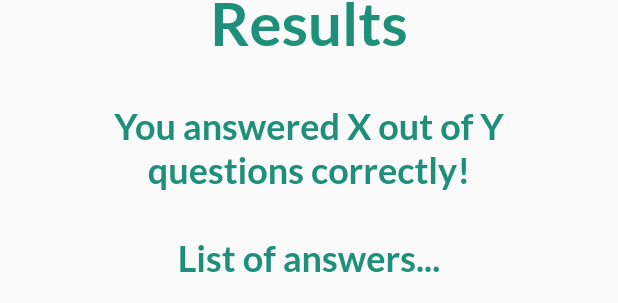
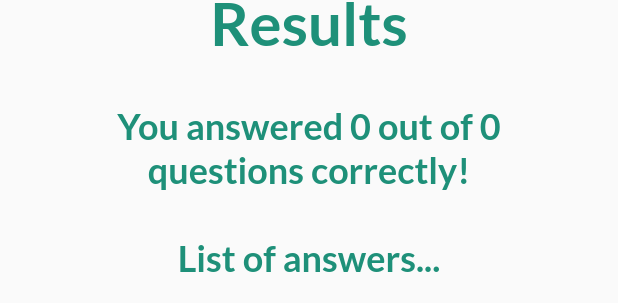
Before and after one commit to tmaulon/u_flutter_quiz_app, a Flutter app: the ResultsScreen widget shown alone on an empty page, opened directly with empty values, on a phone screen of 412 x 824 dp. Shown: the part 426-729 px from the top of the screen. Run offline on Flutter 3.47's test engine with Material 2 defaults, Android fonts, the phone set to English and light mode, and no system bars; our stand-ins replace google_fonts.

Commit message:
Passing data to the results screen

```diff
--- a/lib/screens/results_screen.dart
+++ b/lib/screens/results_screen.dart
@@ -2,8 +2,17 @@ import 'package:flutter/material.dart';
 import 'package:google_fonts/google_fonts.dart';
 
 class ResultsScreen extends StatelessWidget {
-  const ResultsScreen({super.key, required this.onRestartQuiz});
+  const ResultsScreen({
+    super.key,
+    required this.onRestartQuiz,
+    required this.choosenAnswers,
+  });
   final void Function() onRestartQuiz;
+  final List<String> choosenAnswers;
+
+  int getValidAnswersLength() {
+    return 0;
+  }
 
   @override
   Widget build(BuildContext context) {
@@ -28,7 +37,7 @@ class ResultsScreen extends StatelessWidget {
               height: 30,
             ),
             Text(
-              "You answered X out of Y questions correctly!",
+              "You answered ${getValidAnswersLength()} out of ${choosenAnswers.length} questions correctly!",
               style: GoogleFonts.lato(
                 fontSize: 24,
                 color: const Color.fromARGB(255, 30, 144, 121),
```
Also changed, not shown: lib/quiz.dart (+5 -2 lines).
